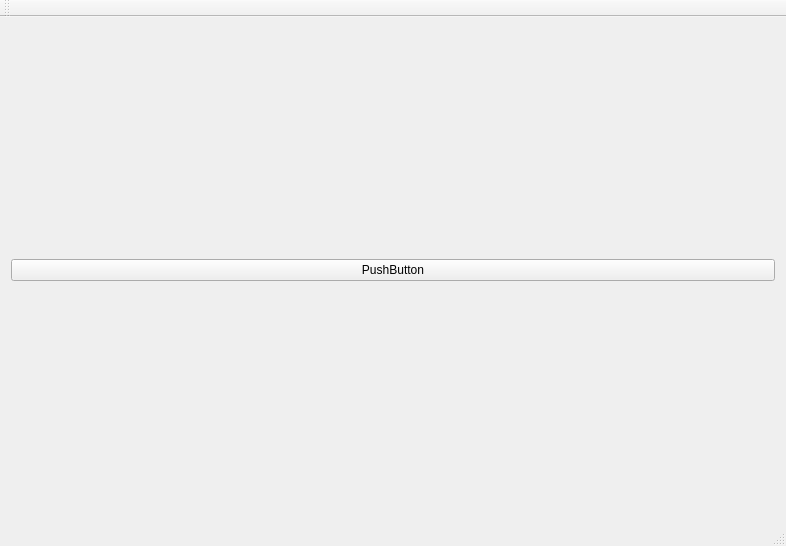
Before: the Qt Designer form Other/CameraDemo/mainwindow.ui in hondodo/PCamera, drawn with Qt 5.
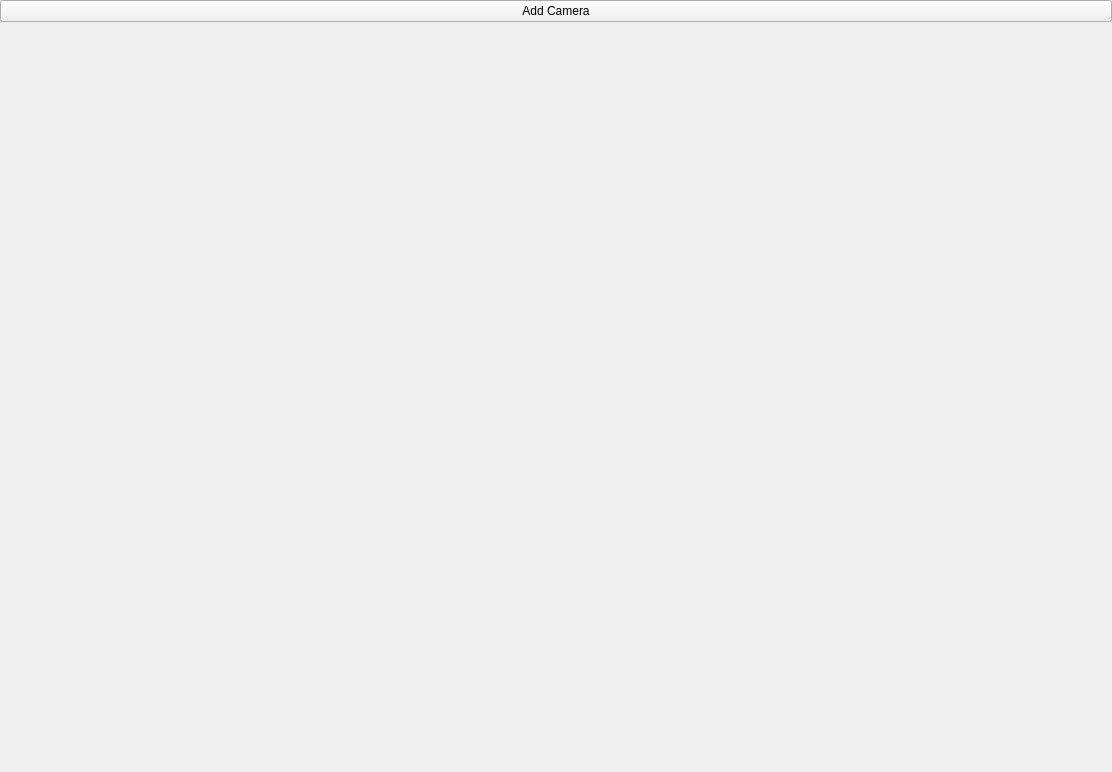
After: the same form once the commit is applied.

Patch:
```diff
--- a/Other/CameraDemo/mainwindow.ui
+++ b/Other/CameraDemo/mainwindow.ui
@@ -6,8 +6,8 @@
    <rect>
     <x>0</x>
     <y>0</y>
-    <width>786</width>
-    <height>546</height>
+    <width>1112</width>
+    <height>772</height>
    </rect>
   </property>
   <property name="windowTitle">
@@ -15,37 +15,81 @@
   </property>
   <widget class="QWidget" name="centralWidget">
    <layout class="QGridLayout" name="gridLayout">
-    <item row="0" column="0">
-     <widget class="QPushButton" name="pushButton">
-      <property name="text">
-       <string>PushButton</string>
+    <property name="leftMargin">
+     <number>0</number>
+    </property>
+    <property name="topMargin">
+     <number>0</number>
+    </property>
+    <property name="rightMargin">
+     <number>0</number>
+    </property>
+    <property name="bottomMargin">
+     <number>0</number>
+    </property>
+    <property name="spacing">
+     <number>0</number>
+    </property>
+    <item row="2" column="0">
+     <widget class="QWidget" name="widgetContent" native="true">
+      <property name="sizePolicy">
+       <sizepolicy hsizetype="Preferred" vsizetype="Expanding">
+        <horstretch>0</horstretch>
+        <verstretch>0</verstretch>
+       </sizepolicy>
       </property>
+      <layout class="QGridLayout" name="gridLayout_2">
+       <property name="leftMargin">
+        <number>0</number>
+       </property>
+       <property name="topMargin">
+        <number>0</number>
+       </property>
+       <property name="rightMargin">
+        <number>0</number>
+       </property>
+       <property name="bottomMargin">
+        <number>0</number>
+       </property>
+       <property name="spacing">
+        <number>0</number>
+       </property>
+       <item row="0" column="0">
+        <layout class="QGridLayout" name="gridLayoutCameras"/>
+       </item>
+      </layout>
      </widget>
     </item>
     <item row="1" column="0">
-     <layout class="QVBoxLayout" name="verticalLayout"/>
+     <widget class="QWidget" name="widgetToolBox" native="true">
+      <layout class="QGridLayout" name="gridLayout_3">
+       <property name="leftMargin">
+        <number>0</number>
+       </property>
+       <property name="topMargin">
+        <number>0</number>
+       </property>
+       <property name="rightMargin">
+        <number>0</number>
+       </property>
+       <property name="bottomMargin">
+        <number>0</number>
+       </property>
+       <property name="spacing">
+        <number>0</number>
+       </property>
+       <item row="0" column="0">
+        <widget class="QPushButton" name="pushButtonAddCamera">
+         <property name="text">
+          <string>Add Camera</string>
+         </property>
+        </widget>
+       </item>
+      </layout>
+     </widget>
     </item>
    </layout>
   </widget>
-  <widget class="QMenuBar" name="menuBar">
-   <property name="geometry">
-    <rect>
-     <x>0</x>
-     <y>0</y>
-     <width>786</width>
-     <height>26</height>
-    </rect>
-   </property>
-  </widget>
-  <widget class="QToolBar" name="mainToolBar">
-   <attribute name="toolBarArea">
-    <enum>TopToolBarArea</enum>
-   </attribute>
-   <attribute name="toolBarBreak">
-    <bool>false</bool>
-   </attribute>
-  </widget>
-  <widget class="QStatusBar" name="statusBar"/>
  </widget>
  <layoutdefault spacing="6" margin="11"/>
  <resources/>
```
